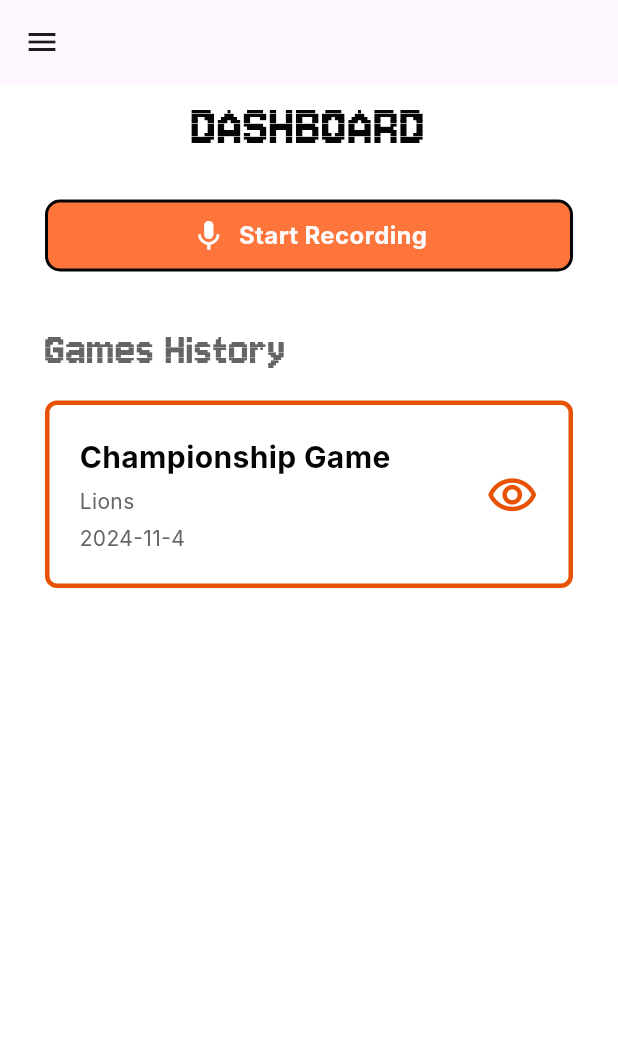
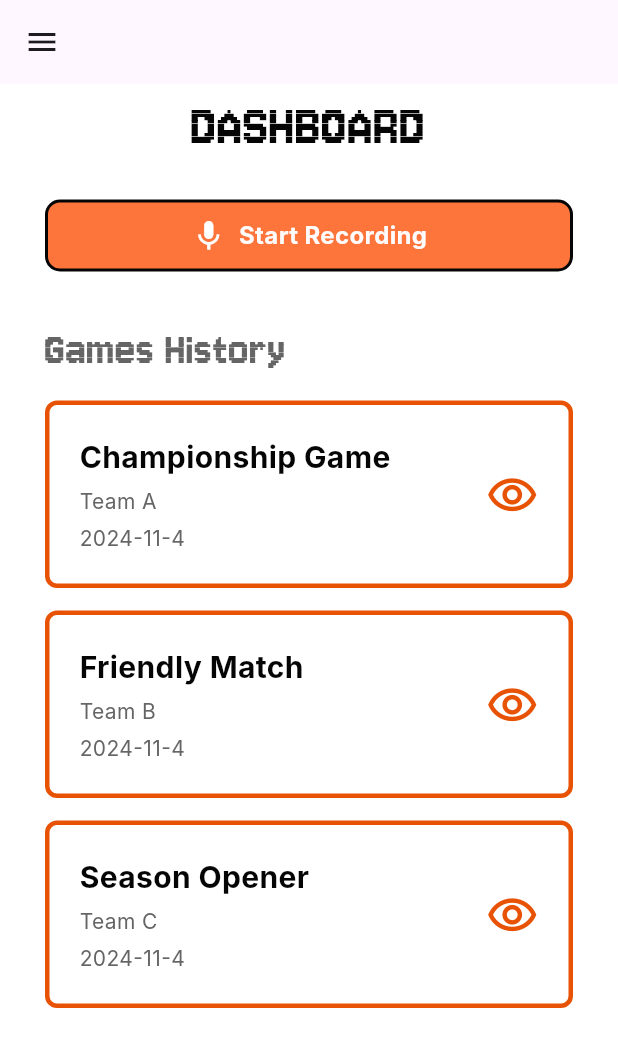
Before and after one commit to mary3l/capstone_two_flutter, a Flutter app: the Dashboard screen opened by its route, on a phone screen of 412 x 824 dp. Shown: the top 1047 px of the screen. Run offline on Flutter 3.47's test engine with Material 3 defaults, Android fonts, the phone set to English and light mode, and no system bars; our stand-ins replace sqflite; missing offline and left inert: tflite_flutter; accounts and stored records are empty; Roboto replaces fonts that are missing (Inter).

Commit message:
feat: finished team profile and refined some details for lists in dashboard

```diff
--- a/lib/main.dart
+++ b/lib/main.dart
@@ -1,7 +1,7 @@
 import 'package:flutter/material.dart';
 
 // import 'package:audio_classification/screens/playerProfile.dart';
-// import 'package:audio_classification/screens/teamProfile.dart';
+import 'package:audio_classification/screens/teamProfile.dart';
 // import 'package:audio_classification/screens/teamStatistics.dart';
 import 'package:audio_classification/screens/startRecording.dart';
 import 'package:audio_classification/screens/dashboard.dart';
@@ -24,7 +24,7 @@ class MyApp extends StatelessWidget {
         '/screens/startRecording': (context) => StartRecording(),
         '/screens/dashboard': (context) => const Dashboard(),
         // '/screens/teamStatistics': (context) => TeamStatistics(),
-        // '/screens/teamProfile': (context) => TeamProfile(),
+        '/screens/teamProfile': (context) => TeamProfile(),
         // '/screens/playerProfile': (context) => PlayerProfile(),
         // '/screens/teamPlayerProfile': (context) => TeamPlayerProfile()
       },
--- a/lib/models/test_basketball_model.dart
+++ b/lib/models/test_basketball_model.dart
@@ -107,14 +107,14 @@ class Game {
   final String gameTitle;
   final DateTime date;
   final String? semester;
-  final int? teamID;
+  final int teamID;
 
   Game(
       {required this.gameID,
       required this.date,
       required this.gameTitle,
       this.semester,
-      this.teamID});
+      required this.teamID});
 
   Map<String, dynamic> toMap() {
     return {
--- a/lib/screens/dashboard.dart
+++ b/lib/screens/dashboard.dart
@@ -6,24 +6,42 @@ import 'package:audio_classification/widgets/recording_button.dart';
 import 'package:audio_classification/widgets/button.dart';
 import 'package:audio_classification/widgets/game_card.dart'; // Import GameCard widget
 import 'package:audio_classification/models/test_basketball_model.dart'; // Import Team and Game model
-import 'package:audio_classification/widgets/button.dart';
 
 class Dashboard extends StatefulWidget {
+  const Dashboard({Key? key}) : super(key: key);
+
   @override
   _DashboardState createState() => _DashboardState();
-
-  const Dashboard({Key? key}) : super(key: key);
 }
 
 class _DashboardState extends State<Dashboard> {
   // Sample Game and Team Data
-  final Game game = Game(
+  final List<Game> games = [
+    Game(
       gameID: 1,
       gameTitle: 'Championship Game',
       date: DateTime.now(),
-  );
+      teamID: 1,
+    ),
+    Game(
+      gameID: 2,
+      gameTitle: 'Friendly Match',
+      date: DateTime.now(),
+      teamID: 2,
+    ),
+    Game(
+      gameID: 3,
+      gameTitle: 'Season Opener',
+      date: DateTime.now(),
+      teamID: 3,
+    ),
+  ];
 
-  final List<Team> teams = [Team(teamID: 1, teamName: 'Lions')];
+  final List<Team> teams = [
+    Team(teamID: 1, teamName: 'Team A'),
+    Team(teamID: 2, teamName: 'Team B'),
+    Team(teamID: 3, teamName: 'Team C')
+  ];
 
   @override
   Widget build(BuildContext context) {
@@ -67,21 +85,36 @@ class _DashboardState extends State<Dashboard> {
               ),
               SizedBox(height: 10), // Space below the Games History header
 
-              // Display the GameCard with sample data
+              // Use ListView.builder for dynamic rendering of games
+              ListView.builder(
+                shrinkWrap:
+                    true, // Allows ListView to work inside SingleChildScrollView
+                physics: NeverScrollableScrollPhysics(),
+                itemCount: games.length,
+                itemBuilder: (context, index) {
+                  final game = games[index];
+                  // final teams = [
+                  //   Team(teamID: game.teamID),
+                  // ];
+
+                  return Column(
+                    children: [
                       GameCard(
-                game: game, // Pass the game object
-                teams: teams, // Pass the list of teams
+                        game: game,
+                        listTeams: teams,
                         onPress: () {
                           Navigator.pushNamed(
                             context,
                             '/screens/teamStatistics',
-                    arguments: game, // Pass game data for navigation
+                            arguments: game,
                           );
                         },
                       ),
-              SizedBox(height: 20), // Space below the GameCard
-
-              // FutureBuilder or other widgets can go here as needed
+                      SizedBox(height: 5),
+                    ],
+                  );
+                },
+              ),
             ],
           ),
         ),
--- a/lib/widgets/game_card.dart
+++ b/lib/widgets/game_card.dart
@@ -4,22 +4,22 @@ import 'package:flutter/material.dart';
 
 class GameCard extends StatelessWidget {
   final Game? game; // Game object
-  final List<Team>? teams; // List of teams for this game
+  final Team? team;
+  final List<Team>? listTeams; // List of teams for this game
   final Player? player; // Player object
   final VoidCallback? onPress; // Optional callback for tap
   final bool showStats; // Whether to show stats
   final bool againstTeam; // Flag for against team
-  final bool isTeamCard; // Flag to determine if it's a team card
 
   const GameCard({
     Key? key,
     this.game,
-    this.teams,
+    this.team,
+    this.listTeams,
     this.player,
     this.onPress,
     this.showStats = false,
     this.againstTeam = false,
-    this.isTeamCard = false, // New parameter for team card flag
   }) : super(key: key);
 
   @override
@@ -28,6 +28,15 @@ class GameCard extends StatelessWidget {
     String formattedDate = game != null
         ? "${game!.date.year}-${game!.date.month}-${game!.date.day}"
         : '';
+
+    // Find the team name using teamID
+    String teamName = listTeams
+            ?.firstWhere(
+              (team) => team.teamID == game?.teamID,
+              orElse: () => Team(teamID: 0, teamName: 'No Team Available'),
+            )
+            .teamName ??
+        'No Team Available';
 
     return GestureDetector(
       onTap: onPress, // Reference the onPress function
@@ -41,7 +50,7 @@ class GameCard extends StatelessWidget {
         margin: const EdgeInsets.only(bottom: 10),
         child: Column(
           children: [
-            if (game != null && !isTeamCard) ...[
+            if (game != null) ...[
               // Game Card Layout
               Row(
                 mainAxisAlignment: MainAxisAlignment.spaceBetween,
@@ -60,12 +69,9 @@ class GameCard extends StatelessWidget {
                             color: AppColors.black,
                           ),
                         ),
-                        const SizedBox(
-                            height: 5), // Space between title and team
+                        const SizedBox(height: 5),
                         Text(
-                          teams != null && teams!.isNotEmpty
-                              ? teams!.map((team) => team.teamName).join(', ')
-                              : "No Team Name Available", // Display team names or default text
+                          teamName, // Display the team name here
                           style: const TextStyle(
                             fontFamily: 'Inter',
                             fontWeight: FontWeight.normal,
@@ -73,10 +79,9 @@ class GameCard extends StatelessWidget {
                             color: AppColors.grey,
                           ),
                         ),
-                        const SizedBox(
-                            height: 5), // Space between team and date
+                        const SizedBox(height: 5),
                         Text(
-                          formattedDate, // Display formatted game date
+                          formattedDate,
                           style: const TextStyle(
                             fontFamily: 'Inter',
                             fontSize: 14,
@@ -86,7 +91,7 @@ class GameCard extends StatelessWidget {
                       ],
                     ),
                   ),
-                  const SizedBox(width: 10), // Space between text and icon
+                  const SizedBox(width: 10),
                   Icon(
                     Icons.remove_red_eye_outlined,
                     color: AppColors.darkOrange,
@@ -94,7 +99,7 @@ class GameCard extends StatelessWidget {
                   ),
                 ],
               ),
-            ] else if (player != null && !isTeamCard) ...[
+            ] else if (player != null) ...[
               // Player Card Layout
               Row(
                 mainAxisAlignment: MainAxisAlignment.spaceBetween,
@@ -153,14 +158,14 @@ class GameCard extends StatelessWidget {
                   ],
                 ],
               ),
-            ] else if (isTeamCard && teams != null && teams!.isNotEmpty) ...[
+            ] else if (team != null) ...[
               // Team Card Layout
               Row(
                 mainAxisAlignment: MainAxisAlignment.spaceBetween,
                 children: [
                   Expanded(
                     child: Text(
-                      teams!.first.teamName, // Display the first team's name
+                      team?.teamName ?? 'No Team Available', // Handle null case
                       style: const TextStyle(
                         fontFamily: 'Inter',
                         fontWeight: FontWeight.bold,
```
Also changed, not shown: lib/screens/teamProfile.dart (+82 -88 lines). Lines whose indentation alone changed are shown as unchanged.
